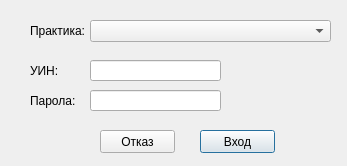
Before: the Qt Designer form src/View/LoginView/LoginView.ui in thefinalcutbg/DinoDent, drawn with Qt 5.
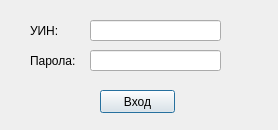
After: the same form once the commit is applied.

What changed in the file:
```diff
--- a/src/View/LoginView/LoginView.ui
+++ b/src/View/LoginView/LoginView.ui
@@ -6,8 +6,8 @@
    <rect>
     <x>0</x>
     <y>0</y>
-    <width>347</width>
-    <height>166</height>
+    <width>278</width>
+    <height>130</height>
    </rect>
   </property>
   <property name="sizePolicy">
@@ -19,34 +19,11 @@
   <property name="windowTitle">
    <string>LoginView</string>
   </property>
-  <widget class="QComboBox" name="practiceCombo">
-   <property name="geometry">
-    <rect>
-     <x>90</x>
-     <y>20</y>
-     <width>241</width>
-     <height>22</height>
-    </rect>
-   </property>
-  </widget>
-  <widget class="QLabel" name="label">
-   <property name="geometry">
-    <rect>
-     <x>30</x>
-     <y>20</y>
-     <width>71</width>
-     <height>21</height>
-    </rect>
-   </property>
-   <property name="text">
-    <string>Практика:</string>
-   </property>
-  </widget>
   <widget class="QLabel" name="label_2">
    <property name="geometry">
     <rect>
      <x>30</x>
-     <y>60</y>
+     <y>20</y>
      <width>81</width>
      <height>21</height>
     </rect>
@@ -59,7 +36,7 @@
    <property name="geometry">
     <rect>
      <x>30</x>
-     <y>90</y>
+     <y>50</y>
      <width>51</width>
      <height>21</height>
     </rect>
@@ -72,7 +49,7 @@
    <property name="geometry">
     <rect>
      <x>90</x>
-     <y>60</y>
+     <y>20</y>
      <width>131</width>
      <height>21</height>
     </rect>
@@ -88,7 +65,7 @@
    <property name="geometry">
     <rect>
      <x>90</x>
-     <y>90</y>
+     <y>50</y>
      <width>131</width>
      <height>21</height>
     </rect>
@@ -100,27 +77,14 @@
   <widget class="QPushButton" name="okButton">
    <property name="geometry">
     <rect>
-     <x>200</x>
-     <y>130</y>
-     <width>75</width>
-     <height>23</height>
-    </rect>
-   </property>
-   <property name="text">
-    <string>Вход</string>
-   </property>
-  </widget>
-  <widget class="QPushButton" name="cancelButton">
-   <property name="geometry">
-    <rect>
      <x>100</x>
-     <y>130</y>
+     <y>90</y>
      <width>75</width>
      <height>23</height>
     </rect>
    </property>
    <property name="text">
-    <string>Отказ</string>
+    <string>Вход</string>
    </property>
   </widget>
  </widget>
```
Left out of the diff: 2 changed lines with no effect on the pictures.
